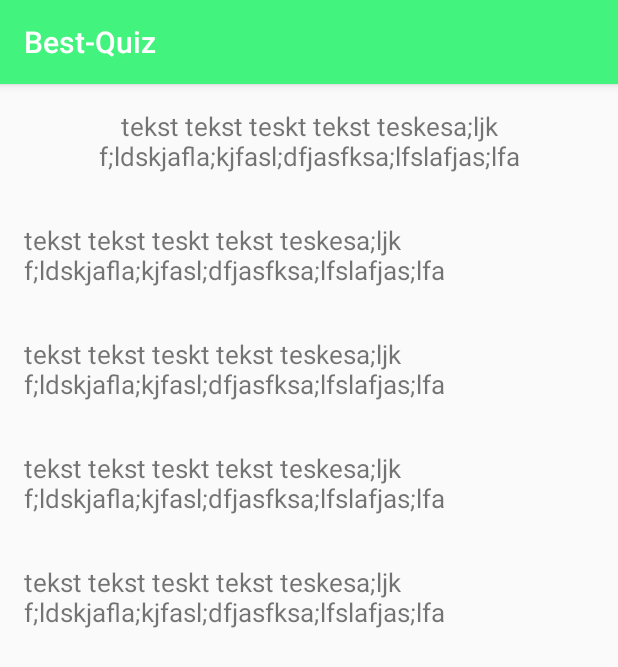
After one commit to miechal100/BestQuiz, an Android app: the SingleQuestionActivity screen opened directly, with no data from a screen before it, on a phone screen of 412 x 824 dp. The commit adds this screen. Shown: the top 667 px of the screen. Run offline under Robolectric (Android 15) with nearby library versions, the phone set to English and light mode, and no system bars; network calls fail.

Commit message:
single question view added

```diff
--- a/app/src/main/AndroidManifest.xml
+++ b/app/src/main/AndroidManifest.xml
@@ -10,7 +10,8 @@
         android:roundIcon="@mipmap/ic_launcher_round"
         android:supportsRtl="true"
         android:theme="@style/AppTheme">
-        <activity android:name=".ui.lecture.LectureActivity"
+        <activity
+            android:name=".ui.lecture.LectureActivity"
             android:screenOrientation="portrait">
             <intent-filter>
                 <action android:name="android.intent.action.MAIN" />
@@ -18,9 +19,10 @@
                 <category android:name="android.intent.category.LAUNCHER" />
             </intent-filter>
         </activity>
-        <activity android:name=".ui.questions.QuestionListActivity"
-            android:screenOrientation="portrait">
-        </activity>
+        <activity
+            android:name=".ui.questions.QuestionListActivity"
+            android:screenOrientation="portrait"></activity>
+        <activity android:name=".ui.single_question.SingleQuestionActivity"></activity>
     </application>
 
 </manifest>
--- a/app/src/main/java/com/code/knab/best_quiz/ui/questions/QuestionListActivity.kt
+++ b/app/src/main/java/com/code/knab/best_quiz/ui/questions/QuestionListActivity.kt
@@ -16,11 +16,14 @@ import com.code.knab.best_quiz.ui.questions.mvp.QuestionListMVP
 import com.code.knab.best_quiz.ui.questions.recycler.ItemClick
 import com.code.knab.best_quiz.ui.questions.recycler.QuestionDiffResult
 import com.code.knab.best_quiz.ui.questions.recycler.QuestionListAdapter
+import com.code.knab.best_quiz.ui.single_question.SingleQuestionActivity
 import kotlinx.android.synthetic.main.activity_question_list.*
 import java.time.LocalDateTime
 import javax.inject.Inject
 
 class QuestionListActivity : AppCompatActivity(), QuestionListMVP.View, ItemClick {
+
+    val CODE_FOR_CREATE = 123
 
     private var lectId: Int? = null
 
@@ -45,7 +48,7 @@ class QuestionListActivity : AppCompatActivity(), QuestionListMVP.View, ItemClic
     }
 
     override fun open(question: Question) {
-
+        SingleQuestionActivity.open(this, question.id, CODE_FOR_CREATE)
     }
 
     @RequiresApi(Build.VERSION_CODES.O)
--- /dev/null
+++ b/app/src/main/java/com/code/knab/best_quiz/ui/single_question/SingleQuestionActivity.kt
@@ -0,0 +1,30 @@
+package com.code.knab.best_quiz.ui.single_question
+
+import android.app.Activity
+import android.content.Intent
+import android.os.Bundle
+import android.support.v7.app.AppCompatActivity
+import com.code.knab.best_quiz.R
+
+class SingleQuestionActivity : AppCompatActivity() {
+
+    companion object {
+
+        val PROJECT_KEY = "PROJECT_KEY"
+
+        fun open(activity: Activity, questionId: Int, code: Int){
+            Intent(activity, SingleQuestionActivity::class.java).apply {
+                this.putExtra(PROJECT_KEY, questionId)
+                activity.startActivityForResult(this, code)
+            }
+        }
+
+    }
+
+    override fun onCreate(savedInstanceState: Bundle?) {
+        super.onCreate(savedInstanceState)
+        setContentView(R.layout.activity_single_question)
+
+
+    }
+}
--- /dev/null
+++ b/app/src/main/res/layout/activity_single_question.xml
@@ -0,0 +1,57 @@
+<?xml version="1.0" encoding="utf-8"?>
+<android.support.constraint.ConstraintLayout xmlns:android="http://schemas.android.com/apk/res/android"
+    xmlns:app="http://schemas.android.com/apk/res-auto"
+    xmlns:tools="http://schemas.android.com/tools"
+    android:layout_width="match_parent"
+    android:layout_height="match_parent"
+    tools:context="com.code.knab.best_quiz.ui.single_question.SingleQuestionActivity">
+
+    <TextView
+        android:id="@+id/questionTextView"
+        android:layout_width="match_parent"
+        android:layout_height="wrap_content"
+        android:textSize="17sp"
+        android:textAlignment="center"
+        android:padding="@dimen/activity_horizontal_margin"
+        android:text="tekst tekst teskt tekst teskesa;ljk f;ldskjafla;kjfasl;dfjasfksa;lfslafjas;lfa"/>
+
+    <TextView
+        android:id="@+id/answerOneTextView"
+        android:layout_width="match_parent"
+        android:layout_height="wrap_content"
+        android:textSize="17sp"
+        android:padding="@dimen/activity_horizontal_margin"
+        android:text="tekst tekst teskt tekst teskesa;ljk f;ldskjafla;kjfasl;dfjasfksa;lfslafjas;lfa"
+        app:layout_constraintTop_toBottomOf="@+id/questionTextView"/>
+
+
+    <TextView
+        android:id="@+id/answerTwoTextView"
+        android:layout_width="match_parent"
+        android:layout_height="wrap_content"
+        android:textSize="17sp"
+        android:padding="@dimen/activity_horizontal_margin"
+        android:text="tekst tekst teskt tekst teskesa;ljk f;ldskjafla;kjfasl;dfjasfksa;lfslafjas;lfa"
+        app:layout_constraintTop_toBottomOf="@+id/answerOneTextView"/>
+
+
+    <TextView
+        android:id="@+id/answerThreeTextView"
+        android:layout_width="match_parent"
+        android:layout_height="wrap_content"
+        android:textSize="17sp"
+        android:padding="@dimen/activity_horizontal_margin"
+        android:text="tekst tekst teskt tekst teskesa;ljk f;ldskjafla;kjfasl;dfjasfksa;lfslafjas;lfa"
+        app:layout_constraintTop_toBottomOf="@+id/answerTwoTextView"/>
+
+
+    <TextView
+        android:id="@+id/answerFourTextView"
+        android:layout_width="match_parent"
+        android:layout_height="wrap_content"
+        android:textSize="17sp"
+        android:padding="@dimen/activity_horizontal_margin"
+        android:text="tekst tekst teskt tekst teskesa;ljk f;ldskjafla;kjfasl;dfjasfksa;lfslafjas;lfa"
+        app:layout_constraintTop_toBottomOf="@+id/answerThreeTextView"/>
+
+</android.support.constraint.ConstraintLayout>
```
